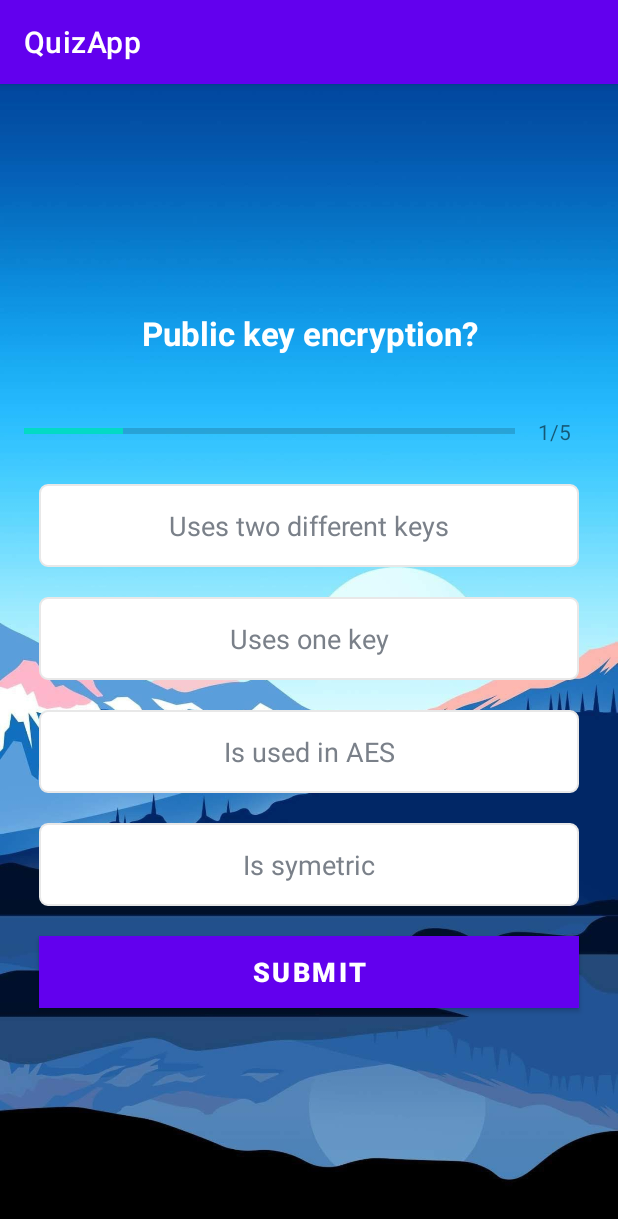
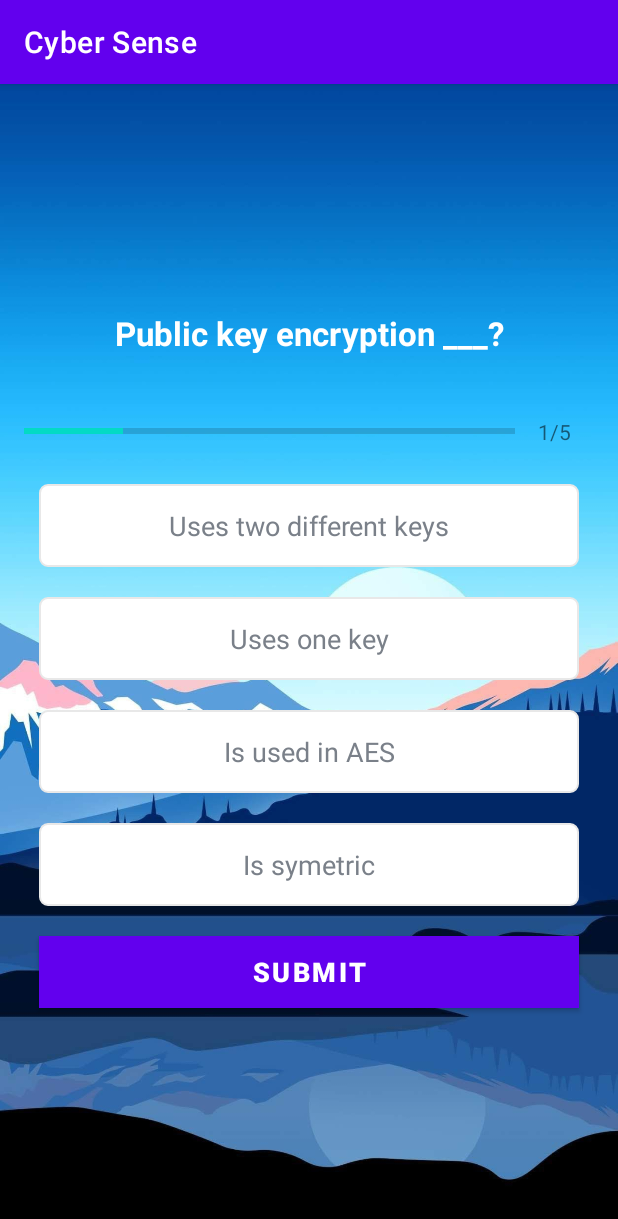
Before and after one commit to AleksaZatezalo/quizApp, an Android app: the QuizQuestionsActivity screen opened directly, with no data from a screen before it, on a phone screen of 412 x 824 dp. Shown: the top 1219 px of the screen. Run offline under Robolectric (Android 15) with nearby library versions, the phone set to English and light mode, and no system bars.

Commit message:
Logo and name upodated.

```diff
--- a/app/build.gradle
+++ b/app/build.gradle
@@ -8,11 +8,11 @@ android {
     buildToolsVersion "30.0.3"
 
     defaultConfig {
-        applicationId "com.example.quizapp"
+        applicationId "com.aleksa.quizapp"
         minSdkVersion 21
         targetSdkVersion 30
-        versionCode 1
-        versionName "1.0"
+        versionCode 2
+        versionName "2.0"
 
         testInstrumentationRunner "androidx.test.runner.AndroidJUnitRunner"
     }
--- a/app/src/main/java/com/example/quizapp/Constants.kt
+++ b/app/src/main/java/com/example/quizapp/Constants.kt
@@ -238,9 +238,9 @@ object Constants{
 
         val que24 = Question(
             24,
-            "Spearphishing is?",
+            "Spearphishing ___?",
             R.drawable.flag,
-            "No different from phishing",
+            "Is no different from phishing",
             "Targets specific people",
             "Uses SMS",
             "Uses email",
@@ -248,7 +248,7 @@ object Constants{
 
         val que25 = Question(
             25,
-            "Public key encryption?",
+            "Public key encryption ___?",
             R.drawable.flag,
             "Uses two different keys",
             "Uses one key",
--- a/app/src/main/res/layout/activity_result.xml
+++ b/app/src/main/res/layout/activity_result.xml
@@ -23,10 +23,7 @@
     <ImageView
         android:layout_width="161dp"
         android:layout_height="338dp"
-        android:alpha="0.0"
-        android:contentDescription="image"
-        android:src="@drawable/ic_toph_2" />
-
+        android:alpha="0.0"/>
     <TextView
         android:id="@+id/tv_congratulations"
         android:layout_width="wrap_content"
--- a/app/src/main/res/mipmap-anydpi-v26/ic_launcher.xml
+++ b/app/src/main/res/mipmap-anydpi-v26/ic_launcher.xml
@@ -1,5 +1,5 @@
 <?xml version="1.0" encoding="utf-8"?>
 <adaptive-icon xmlns:android="http://schemas.android.com/apk/res/android">
     <background android:drawable="@drawable/ic_launcher_background" />
-    <foreground android:drawable="@drawable/ic_launcher_foreground" />
+    <foreground android:drawable="@drawable/download" />
 </adaptive-icon>
--- a/app/src/main/res/mipmap-anydpi-v26/ic_launcher_round.xml
+++ b/app/src/main/res/mipmap-anydpi-v26/ic_launcher_round.xml
@@ -1,5 +1,5 @@
 <?xml version="1.0" encoding="utf-8"?>
 <adaptive-icon xmlns:android="http://schemas.android.com/apk/res/android">
     <background android:drawable="@drawable/ic_launcher_background" />
-    <foreground android:drawable="@drawable/ic_launcher_foreground" />
+    <foreground android:drawable="@drawable/download" />
 </adaptive-icon>
--- a/app/src/main/res/values/strings.xml
+++ b/app/src/main/res/values/strings.xml
@@ -1,3 +1,3 @@
 <resources>
-    <string name="app_name">QuizApp</string>
+    <string name="app_name">Cyber Sense</string>
 </resources>
--- a/settings.gradle
+++ b/settings.gradle
@@ -1,2 +1,2 @@
 include ':app'
-rootProject.name = "QuizApp"
+rootProject.name = "Cyber Sense Quiz"
```
Also changed, not shown: app/src/main/res/drawable/bug.jpeg (added), app/src/main/res/drawable/download.png (added), app/src/main/res/drawable/ic_toph_2.jpeg (deleted), app/src/main/res/drawable/ic_trophy.png (deleted), 1 other file.
